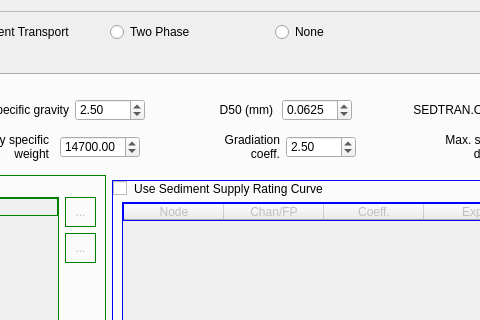
The window that flo2d/ui/mud_and_sediment.ui (FLO-2DSoftware/qgis-flo-2d-plugin) describes before a commit, drawn with Qt 5; both pictures show x 492 to 972 and y 0 to 320 of the 1215 by 700 pixel window.
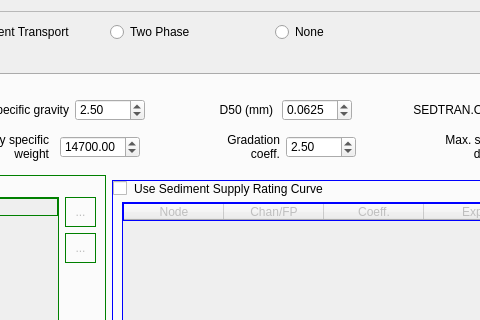
The same window after the commit. Icons and pictures are not drawn.

```diff
--- a/flo2d/ui/mud_and_sediment.ui
+++ b/flo2d/ui/mud_and_sediment.ui
@@ -1334,7 +1334,7 @@
                          </size>
                         </property>
                         <property name="text">
-                         <string>Gradiation coeff.</string>
+                         <string>Gradation coeff.</string>
                         </property>
                         <property name="alignment">
                          <set>Qt::AlignRight|Qt::AlignTrailing|Qt::AlignVCenter</set>
```
